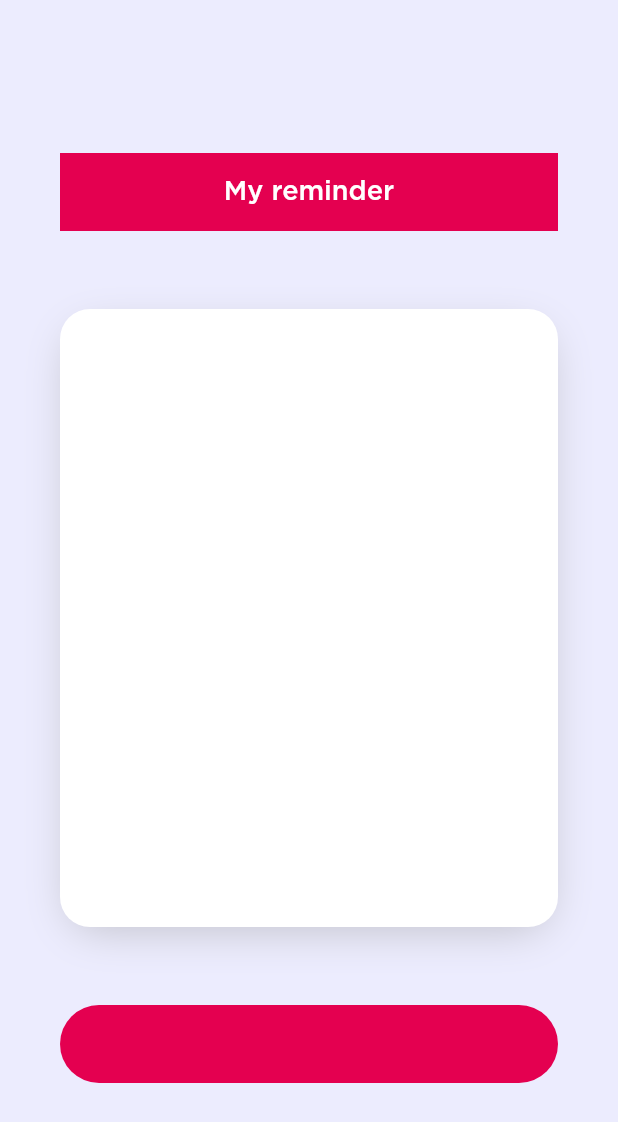
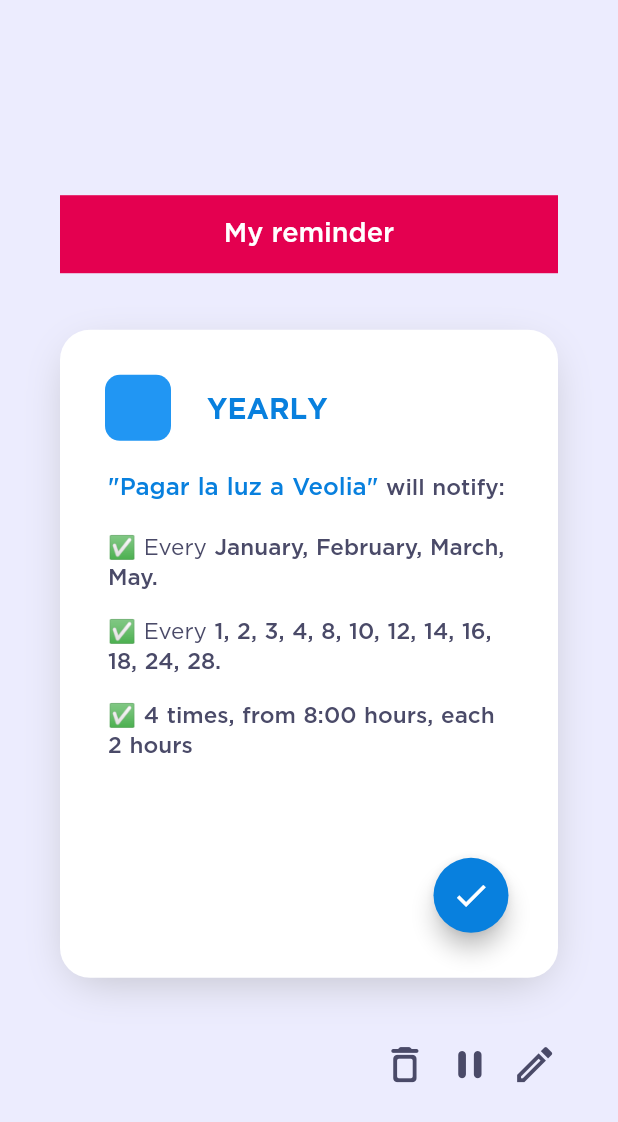
Before and after one commit to arhcoder/Smart-Reminders, a Flutter app: the ReminderScreen screen opened by its route, on a phone screen of 412 x 824 dp. Shown: the top 1122 px of the screen. Run offline on Flutter 3.47's test engine with Material 2 defaults, Android fonts, the light colour scheme and no system bars; drawn by our look-alikes of auto_size_text.

Commit message:
Reminder Box correctly implemented
Now, when you click on a reminder, or you have set one, the Reminder Box shows you with a fancy text, the description of the reminder, it takes te information from the AppProvider's REMINDER, and dependingo on it, it show the information in different languages and with a scroll if it doesn't have enough space. It only need implementation of the icons, and real use of the bottom panel buttons

```diff
--- a/lib/Providers/AppProvider.dart
+++ b/lib/Providers/AppProvider.dart
@@ -49,7 +49,7 @@ class AppProvider extends ChangeNotifier
         /// Hours between reminders notification.
         /// Not-Nullable; default value = 1.
         /// INT;
-        "GAP": 1,
+        "EACH": 1,
 
         /// Hour of the first notification [0, 24 - 1]
         /// Not-Nullable; default value = 8.
@@ -69,7 +69,7 @@ class AppProvider extends ChangeNotifier
         /// of months next to 30 days months.
         /// [0] if it doesn't has exceptions.
         /// LIST <INT>
-        "EXCEPCTIONS": <int>[0],
+        "EXCEPTIONS": <int>[0],
 
 
         /// If the reminder is paused [true || false]
@@ -78,7 +78,26 @@ class AppProvider extends ChangeNotifier
         "ISPAUSED": false
     };
 
+    // CONSTRUCTOR //
+    AppProvider()
+    {
+        tempGiveReminderValues();
+    }
+
     // METHODS //
+    void tempGiveReminderValues()
+    {
+        REMINDER["ID"] = 1;
+        REMINDER["KIND"] = 1;
+        REMINDER["DESCRIPTION"] = "Pagar la luz a Veolia";
+        REMINDER["MONTHS"] = [1, 2, 3, 5];
+        REMINDER["WEEKS"] = [1, 3, 5];
+        REMINDER["DAYS"] = [1, 2, 3, 4, 8, 10, 12, 14, 16, 18, 24, 28];
+        REMINDER["TIMES"] = 4;
+        REMINDER["EACH"] = 2;
+        REMINDER["HOUR"] = 8;
+        REMINDER["MINUTE"] = 0;
+    }
     void resetRemiderValues()
     {
 
--- a/lib/Responsive/Responsive.dart
+++ b/lib/Responsive/Responsive.dart
@@ -7,9 +7,15 @@ class Responsive
     static const double appIconSize = 30.0;
 
     static const double titularHeight = 60.0 - 8.0;
-    static const double remindersMargin = 28.0;
-    static const double remindersHeight = 100.0;
+    static const double remindersCardMargin = 28.0;
+    static const double remindersCardHeight = 100.0;
+
+    static const double remindersBoxPadding = 30.0;
+    static const double remindersBoxIconSize = 44.0;
+    static const double remindersBoxButtonSize = 80.0;
 
     static const double ballButtonsSize = 40.0;
     static const double pagesControllerDotSize = 16.0;
+
+    static const double twentyConstant = 20.0;
 }
--- a/lib/Screens/ReminderScreen.dart
+++ b/lib/Screens/ReminderScreen.dart
@@ -6,6 +6,7 @@ import 'package:smart_reminders/Theme/Theme.dart';
 import 'package:smart_reminders/Responsive/Responsive.dart';
 
 import 'package:smart_reminders/Widgets/Titular.dart';
+import 'package:smart_reminders/Widgets/ReminderBox.dart';
 
 class ReminderScreen extends StatelessWidget
 {
@@ -25,34 +26,20 @@ class ReminderScreen extends StatelessWidget
 
                 children:
                 [
+                    // Reminder titular //
+                    const SizedBox(height: Responsive.appVerticalPadding - Responsive.twentyConstant / 2),
                     Padding
                     (
                         padding: const EdgeInsets.symmetric(horizontal: Responsive.appHorizontalPadding),
                         child: Titular(title: S.current.reminder_titular)
                     ),
-                    const SizedBox(height: Responsive.appVerticalPadding),
-                    Container
-                    (
-                        width: MediaQuery.of(context).size.width - 2 * Responsive.appHorizontalPadding,
-                        height: MediaQuery.of(context).size.width,
+                    const SizedBox(height: Responsive.appVerticalPadding - Responsive.twentyConstant / 1.4),
 
-                        decoration: BoxDecoration
-                        (
-                            color: AppColors.white,
-                            borderRadius: BorderRadius.circular(20.0),
-                            boxShadow:
-                            [
-                                BoxShadow
-                                (
-                                    color: Colors.grey.withOpacity(0.54),
-                                    offset: const Offset(0, 8),
-                                    blurRadius: 24.0,
-                                    spreadRadius: -6
-                                )
-                            ]
-                        )
-                    ),
-                    const SizedBox(height: Responsive.appVerticalPadding),
+                    // Reminder Box //
+                    const ReminderBox(),
+
+                    // Buttons Panel //
+                    const SizedBox(height: Responsive.appVerticalPadding - Responsive.twentyConstant),
                     Padding
                     (
                         padding: const EdgeInsets.symmetric(horizontal: Responsive.appHorizontalPadding),
@@ -60,10 +47,28 @@ class ReminderScreen extends StatelessWidget
                         (
                             width: double.infinity,
                             height: Responsive.titularHeight,
-                            decoration: BoxDecoration
+                            child: Row
                             (
-                                color: AppColors.main,
-                                borderRadius: BorderRadius.circular(40.0)
+                                mainAxisAlignment: MainAxisAlignment.end,
+                                crossAxisAlignment: CrossAxisAlignment.center,
+                                children:
+                                [
+                                    PanelButton
+                                    (
+                                        icon: Icons.delete_outline_rounded,
+                                        onTap: (){print("Delete");}
+                                    ),
+                                    PanelButton
+                                    (
+                                        icon: Icons.pause_rounded,
+                                        onTap: (){print("Pause");}
+                                    ),
+                                    PanelButton
+                                    (
+                                        icon: Icons.edit_outlined,
+                                        onTap: (){print("Edit");}
+                                    ),
+                                ]
                             )
                         )
                     )
@@ -72,3 +77,33 @@ class ReminderScreen extends StatelessWidget
         );
     }
 }
+
+class PanelButton extends StatelessWidget
+{
+    final IconData icon;
+    final VoidCallback onTap;
+
+    const PanelButton({Key? key, required this.icon, required this.onTap}) : super(key: key);
+
+    @override
+    Widget build(BuildContext context)
+    {
+        return Container
+        (
+            child: GestureDetector
+            (
+                child: Padding
+                (
+                    padding: const EdgeInsets.only(left: 12.0),
+                    child: Icon
+                    (
+                        icon,
+                        color: AppColors.textDark,
+                        size: Responsive.titularHeight * 0.6
+                    )
+                ),
+                onTap: onTap
+            )
+        );
+    }
+}
--- /dev/null
+++ b/lib/Widgets/ReminderBox.dart
@@ -0,0 +1,434 @@
+import 'package:flutter/material.dart';
+import 'package:provider/provider.dart';
+
+import 'package:smart_reminders/generated/l10n.dart';
+
+import 'package:smart_reminders/Theme/Theme.dart';
+import 'package:smart_reminders/Responsive/Responsive.dart';
+import 'package:smart_reminders/Providers/AppProvider.dart';
+
+import 'package:auto_size_text/auto_size_text.dart';
+
+class ReminderBox extends StatelessWidget
+{
+    const ReminderBox({Key? key}) : super(key: key);
+
+    @override
+    Widget build(BuildContext context)
+    {
+        int reminderKind = Provider.of<AppProvider>(context).REMINDER["KIND"];
+        ScrollController scrollController = ScrollController(initialScrollOffset: 0.0);
+
+        return Container
+        (
+            width: MediaQuery.of(context).size.width - 2 * Responsive.appHorizontalPadding,
+            height: MediaQuery.of(context).size.width + Responsive.twentyConstant,
+
+            decoration: BoxDecoration
+            (
+                color: AppColors.white,
+                borderRadius: BorderRadius.circular(Responsive.twentyConstant),
+                boxShadow:
+                [
+                    BoxShadow
+                    (
+                        color: Colors.grey.withOpacity(0.54),
+                        offset: const Offset(0, 8),
+                        blurRadius: 24.0,
+                        spreadRadius: -6
+                    )
+                ]
+            ),
+
+            child: Column
+            (
+                children:
+                [
+                    // Title: Reminder Kind //
+                    Container
+                    (
+                        // color: Colors.red,
+                        height: Responsive.remindersBoxPadding + Responsive.remindersBoxIconSize,
+                        child: Row
+                        (
+                            mainAxisAlignment: MainAxisAlignment.start,
+                            crossAxisAlignment: CrossAxisAlignment.end,
+                            children:
+                            [
+                                // Icon //
+                                Container
+                                (
+                                    width: Responsive.remindersBoxIconSize,
+                                    height: Responsive.remindersBoxIconSize,
+                                    margin: const EdgeInsets.only(left: Responsive.remindersBoxPadding),
+                                    decoration: BoxDecoration(borderRadius: BorderRadius.circular(10), color: Colors.blue),
+                                ),
+
+                                // Reminder Kind //
+                                Expanded
+                                (
+                                    child: Container
+                                    (
+                                        alignment: Alignment.centerLeft,
+                                        margin: const EdgeInsets.only(
+                                            top: Responsive.remindersBoxPadding + 2.8,
+                                            left: Responsive.remindersBoxPadding * 0.8
+                                        ),
+                                        child: AutoSizeText
+                                        (
+                                            // Text //
+                                            reminderKind == 1? S.current.program_kind_yearly_card.toUpperCase():
+                                            reminderKind == 2? S.current.program_kind_monthly_card.toUpperCase():
+                                            reminderKind == 3? S.current.program_kind_weekly_card.toUpperCase():
+                                            S.current.program_kind_daily_card.toUpperCase(),
+
+                                            style: const TextStyle
+                                            (
+                                                fontFamily: "Gotham Bold",
+                                                color: AppColors.secundary,
+                                                fontSize: Responsive.twentyConstant - 1
+                                            )
+                                        )
+                                    )
+                                )
+                            ]
+                        )
+                    ),
+
+                    // Reminder Description //
+                    Expanded
+                    (
+                        child: Container
+                        (
+                            // color: Colors.red,
+                            padding: const EdgeInsets.only(
+                                top: Responsive.remindersBoxPadding - Responsive.twentyConstant / 2 - 1.0,
+                                left: Responsive.remindersBoxPadding + 2.0,
+                                right: Responsive.remindersBoxPadding + 2.0,
+                                bottom: Responsive.remindersBoxPadding - Responsive.twentyConstant,
+                            ),
+                            child: MediaQuery.removePadding
+                            (
+                                context: context,
+                                removeTop: true,
+                                child: Scrollbar
+                                (
+                                    controller: scrollController,
+
+                                    isAlwaysShown: true,
+                                    showTrackOnHover: false,
+                                    thickness: 6,
+
+                                    radius: const Radius.circular(10.0),
+
+                                    child: SingleChildScrollView
+                                    (
+                                        physics: const BouncingScrollPhysics(),
+                                        controller: scrollController,
+
+
+                                        child: Column
+                                        (
+                                            mainAxisAlignment: MainAxisAlignment.center,
+                                            crossAxisAlignment: CrossAxisAlignment.start,
+
+                                            children: reminderBoxDescription(context)
+                                        )
+                                    )
+                                )
+                            )
+                        )
+                    ),
+
+                    // Reminder Okay Button //
+                    Container
+                    (
+                        // color: Colors.blue,
+                        height: Responsive.remindersBoxButtonSize,
+                        alignment: Alignment.topRight,
+                        padding: const EdgeInsets.only(
+                            right: Responsive.remindersBoxPadding,
+                            bottom: Responsive.remindersBoxPadding
+                        ),
+
+                        child: FloatingActionButton
+                        (
+
+                            backgroundColor: AppColors.secundary,
+                            child: const Icon(Icons.check, size: Responsive.appIconSize - 4.0),
+                            onPressed: ()
+                            {
+                                Navigator.of(context).popAndPushNamed("/home");
+                            }
+                        )
+                    )
+                ]
+            )
+        );
+    }
+}
+
+String getMonthsList(BuildContext context)
+{
+    /// Recieves a context and return a String that contains
+    /// all the months of the REMINDER, in text and separated
+    /// with comas.
+
+    /// Int List of the months.
+    List <int> monthsIntList = Provider.of<AppProvider>(context, listen: false).REMINDER["MONTHS"];
+    // monthsIntList.sort();
+
+    /// String of the all months in concatenated text.
+    String months = "";
+
+    for (int i = 0; i < monthsIntList.length; i++)
+    {
+        if (monthsIntList[i] == 1) {months += S.current.january;}
+        else if (monthsIntList[i] == 2) {months += S.current.february;}
+        else if (monthsIntList[i] == 3) {months += S.current.march;}
+        else if (monthsIntList[i] == 4) {months += S.current.april;}
+        else if (monthsIntList[i] == 5) {months += S.current.may;}
+        else if (monthsIntList[i] == 6) {months += S.current.june;}
+        else if (monthsIntList[i] == 7) {months += S.current.july;}
+        else if (monthsIntList[i] == 8) {months += S.current.august;}
+        else if (monthsIntList[i] == 9) {months += S.current.september;}
+        else if (monthsIntList[i] == 10) {months += S.current.october;}
+        else if (monthsIntList[i] == 11) {months += S.current.november;}
+        else if (monthsIntList[i] == 12) {months += S.current.december;}
+        else {print("Index Error of [i] = ${i} and ${monthsIntList[i]}");}
+
+        if (i != monthsIntList.length - 1) {months += ", ";}
+        else {months += ".";}
+    }
+    return months;
+}
+
+String getWeeksList(BuildContext context)
+{
+    /// Recieves a context and return a String that contains
+    /// all the weeks of the REMINDER, in text and separated
+    /// with comas.
+
+    /// Int List of the weeks.
+    List <int> weeksIntList = Provider.of<AppProvider>(context, listen: false).REMINDER["WEEKS"];
+    // weeksIntList.sort();
+
+    /// String of the all months in concatenated text.
+    String weeks = "";
+
+    for (int i = 0; i < weeksIntList.length; i++)
+    {
+        if (weeksIntList[i] == 1) {weeks += S.current.program_week_01;}
+        else if (weeksIntList[i] == 2) {weeks += S.current.program_week_02;}
+        else if (weeksIntList[i] == 3) {weeks += S.current.program_week_03;}
+        else if (weeksIntList[i] == 4) {weeks += S.current.program_week_04;}
+        else if (weeksIntList[i] == 5) {weeks += S.current.program_week_05;}
+        else if (weeksIntList[i] == 6) {weeks += S.current.program_week_06;}
+        else if (weeksIntList[i] == 7) {weeks += S.current.program_week_07;}
+        else {print("Index Error of [i] = ${i} and ${weeksIntList[i]}");}
+
+        if (i != weeksIntList.length - 1) {weeks += ", ";}
+        else {weeks += ".";}
+    }
+    return weeks;
+}
+
+String getDaysList(BuildContext context)
+{
+    /// Recieves a context, and return a String with
+    /// all the reminder days separated with coma.
+
+    /// Int List of the days.
+    List <int> daysIntList = Provider.of<AppProvider>(context, listen: false).REMINDER["DAYS"];
+    // daysIntList.sort();
+
+    /// String of the all days in concatenated text.
+    String days = "";
+
+    for (int i = 0; i < daysIntList.length; i++)
+    {
+        days += daysIntList[i].toString();
+        if (i != daysIntList.length - 1) {days += ", ";}
+        else {days += ".";}
+    }
+    return days;
+}
+
+String getHoursText(BuildContext context)
+{
+    /// Recieves a context and build a String
+    /// with the reminder hours text, base on
+    /// the AppProvider information.
+
+    String minuteFormated = Provider.of<AppProvider>(context, listen: false).REMINDER["MINUTE"].toString();
+    if (minuteFormated.length == 1){minuteFormated += "0";}
+
+    return S.current.reminder_hours_message
+    (
+        "✅",
+        Provider.of<AppProvider>(context, listen: false).REMINDER["TIMES"].toString(),
+        Provider.of<AppProvider>(context, listen: false).REMINDER["HOUR"].toString() +
+        ":" + minuteFormated,
+        Provider.of<AppProvider>(context, listen: false).REMINDER["EACH"].toString()
+    );
+}
+
+List <Widget> reminderBoxDescription(BuildContext context)
+{
+    String description = Provider.of<AppProvider>(context, listen: false).REMINDER["DESCRIPTION"].toString();
+    int reminderKind = Provider.of<AppProvider>(context, listen: false).REMINDER["KIND"];
+
+    List <Widget> widgets = [];
+    SizedBox sizedBox = const SizedBox(height: 16.0);
+
+    // Reminder description //
+    widgets.add(
+        RichText
+        (
+            textAlign: TextAlign.left,
+            text: TextSpan
+            (
+                text: "\"$description\"", style: boldBlueText(),
+                children:
+                [
+                    TextSpan(text: S.current.reminder_description_message, style: boldNormalText())
+                ]
+            )
+        )
+    );
+    widgets.add(const SizedBox(height: 20.0));
+
+    // YEARLY: Months //
+    if (reminderKind == 1)
+    {
+        widgets.add(
+            RichText
+            (
+                textAlign: TextAlign.left,
+                text: TextSpan
+                (
+                    text: S.current.reminder_yearly_months_message("✅"), style: regularText(),
+                    children:
+                    [
+                        TextSpan(text: getMonthsList(context), style: boldNormalText())
+                    ]
+                )
+            )
+        );
+        widgets.add(sizedBox);
+    }
+
+    // MONTHLY: Days //
+    if (reminderKind == 2)
+    {
+        widgets.add(
+            RichText
+            (
+                textAlign: TextAlign.left,
+                text: TextSpan
+                (
+                    text: S.current.reminder_monthly_months_message("✅"), style: regularText(),
+                    children:
+                    [
+                        TextSpan(text: getDaysList(context), style: boldNormalText())
+                    ]
+                )
+            )
+        );
+        widgets.add(sizedBox);
+    }
+
+    // WEEKLY: Days //
+    if (reminderKind == 3)
+    {
+        widgets.add(
+            RichText
+            (
+                textAlign: TextAlign.left,
+                text: TextSpan
+                (
+                    text: S.current.reminder_days_message("✅"), style: regularText(),
+                    children:
+                    [
+                        TextSpan(text: getWeeksList(context), style: boldNormalText())
+                    ]
+                )
+            )
+        );
+        widgets.add(sizedBox);
+    }
+
+    // DAILY: Days //
+    if (reminderKind == 4)
+    {
+        widgets.add(
+            RichText
+            (
+                textAlign: TextAlign.left,
+                text: TextSpan
+                (
+                    text: S.current.reminder_daily_days_message("✅"), style: boldNormalText()
+                )
+            )
+        );
+        widgets.add(sizedBox);
+    }
+
+    // YEARLY: Days //
+    if (reminderKind == 1)
+    {
+        widgets.add(
+            RichText
+            (
+                textAlign: TextAlign.left,
+                text: TextSpan
+                (
+                    text: S.current.reminder_days_message("✅"), style: regularText(),
+                    children:
+                    [
+                        TextSpan(text: getDaysList(context), style: boldNormalText())
+                    ]
+                )
+            )
+        );
+        widgets.add(sizedBox);
+    }
+
+    widgets.add(
+        RichText
+        (
+            textAlign: TextAlign.left,
+            text: TextSpan
+            (
+                text: getHoursText(context), style: boldNormalText()
+            )
+        )
+    );
+
+    return widgets;
+}
+
+TextStyle boldBlueText() => const TextStyle
+(
+    color: AppColors.secundary,
+    fontFamily: "Gotham Medium",
+    height: 1.34,
+    wordSpacing: 0.6,
+    fontSize: 16.0
+);
+TextStyle boldNormalText() => const TextStyle
+(
+    color: AppColors.textDark,
+    fontFamily: "Gotham Medium",
+    height: 1.34,
+    wordSpacing: 0.6,
+    fontSize: 15.0
+);
+TextStyle regularText() => const TextStyle
+(
+    color: AppColors.textDark,
+    fontFamily: "Gotham Book",
+    height: 1.34,
+    wordSpacing: 0.6,
+    fontSize: 15.0
+);
```
Also changed, not shown: lib/Screens/HomeScreen.dart (+10 -10 lines), lib/Widgets/ReminderCard.dart (renamed from lib/Widgets/Reminder.dart, +4 -4 lines), lib/l10n/intl_en.arb (+27 -13 lines), lib/l10n/intl_es.arb (+27 -13 lines), lib/generated/intl/messages_en.dart, lib/generated/intl/messages_es.dart, lib/generated/l10n.dart.
